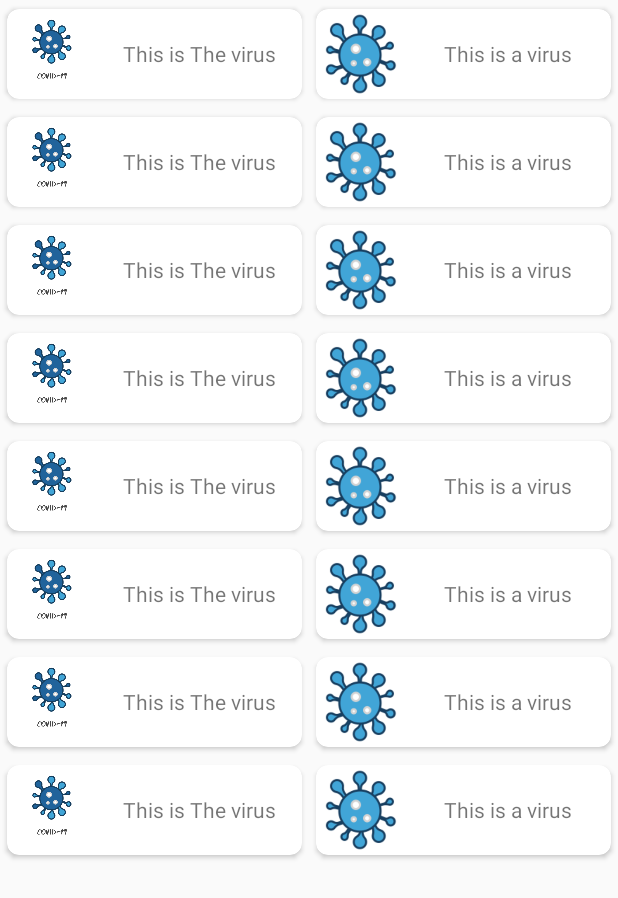
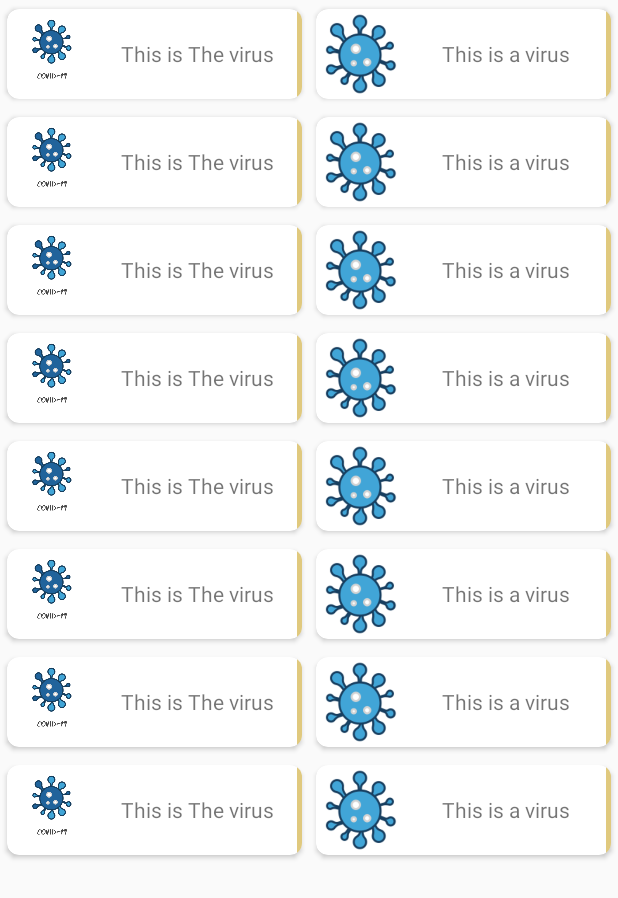
Before and after one commit to AydroidDev/COVID19, an Android app: the CategoriesPage screen opened directly, with no data from a screen before it, on a phone screen of 412 x 824 dp. Shown: the top 898 px of the screen. Run offline under Robolectric (Android 15) with nearby library versions, the phone set to English and light mode, and no system bars; Roboto replaces fonts that are not available here.

Commit message:
Color View Added

```diff
--- a/app/src/main/java/com/know/Virus/Adapters/GridAdapter.java
+++ b/app/src/main/java/com/know/Virus/Adapters/GridAdapter.java
@@ -1,6 +1,7 @@
 package com.know.Virus.Adapters;
 
 import android.content.Context;
+import android.graphics.Color;
 import android.util.Log;
 import android.view.LayoutInflater;
 import android.view.View;
@@ -15,8 +16,10 @@ import androidx.annotation.Nullable;
 
 import com.know.Virus.ModelClasses.gridContent;
 import com.know.Virus.R;
+import com.know.Virus.Utils.Utils;
 
 import java.util.ArrayList;
+import java.util.Random;
 
 public class GridAdapter extends ArrayAdapter<gridContent> {
     private ArrayList<gridContent> list;
@@ -41,6 +44,8 @@ public class GridAdapter extends ArrayAdapter<gridContent> {
         TextView textView=view.findViewById(R.id.gridText);
         imageView.setImageResource(grid.getImageOfTheVirus());
         textView.setText(grid.getTitleOfTheImage());
+        View designView=view.findViewById(R.id.gridColorDesign);
+        designView.setBackgroundColor(Color.parseColor(Utils.Colors[new Random().nextInt(Utils.Colors.length)]));
         view.setOnClickListener(v -> {
             Toast.makeText(context, "Clicked "+position, Toast.LENGTH_SHORT).show();
             Log.e("Error Handling in grid ","Clciked this "+position);
--- a/app/src/main/res/layout/custom_category_grid.xml
+++ b/app/src/main/res/layout/custom_category_grid.xml
@@ -8,10 +8,9 @@
     android:padding="10dp"
     app:cardUseCompatPadding="true"
     android:id="@+id/gridCustomLayout">
-    <LinearLayout
+    <RelativeLayout
         android:layout_width="match_parent"
         android:layout_height="match_parent"
-        android:orientation="horizontal"
         >
         <ImageView
             android:layout_width="60dp"
@@ -21,13 +20,20 @@
             android:scaleType="fitXY"/>
         <TextView
             android:layout_width="match_parent"
-            android:layout_gravity="center"
-            android:textAlignment="center"
             android:gravity="center"
+            android:layout_toStartOf="@id/gridColorDesign"
+            android:layout_centerVertical="true"
+            android:layout_toEndOf="@id/gridImage"
             android:fontFamily="@font/alegreya_sans_sc"
             android:id="@+id/gridText"
             android:text="Image of virus"
             android:layout_height="wrap_content"/>
-    </LinearLayout>
+        <View
+            android:layout_width="3dp"
+            android:layout_alignParentEnd="true"
+            android:background="#222"
+            android:id="@+id/gridColorDesign"
+            android:layout_height="60dp"/>
 
+    </RelativeLayout>
 </androidx.cardview.widget.CardView>
```
